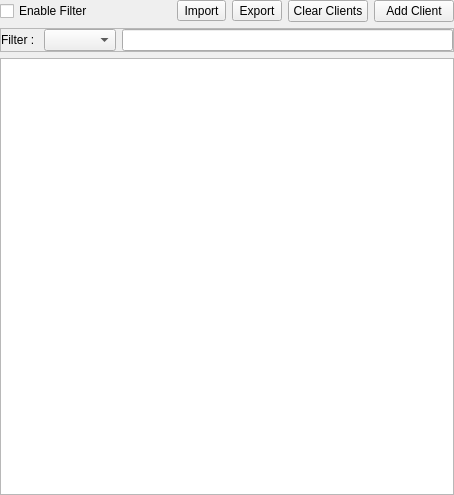
First picture: the form in src/widget/quamodbusclienttree.ui, repository juangburgos/QUaModbusClient, before the edit.
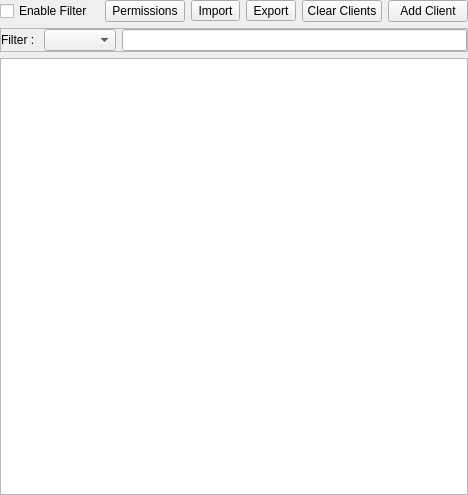
Second picture: the form after the edit.

Patch:
```diff
--- a/src/widget/quamodbusclienttree.ui
+++ b/src/widget/quamodbusclienttree.ui
@@ -26,7 +26,7 @@
    <property name="bottomMargin">
     <number>0</number>
    </property>
-   <item row="0" column="3">
+   <item row="0" column="4">
     <widget class="QToolButton" name="toolButtonExport">
      <property name="sizePolicy">
       <sizepolicy hsizetype="Fixed" vsizetype="Fixed">
@@ -48,7 +48,21 @@
      </property>
     </widget>
    </item>
-   <item row="1" column="0" colspan="6">
+   <item row="0" column="0">
+    <widget class="QCheckBox" name="checkBoxFilter">
+     <property name="text">
+      <string>Enable Filter</string>
+     </property>
+    </widget>
+   </item>
+   <item row="0" column="5">
+    <widget class="QPushButton" name="pushButtonClear">
+     <property name="text">
+      <string>Clear Clients</string>
+     </property>
+    </widget>
+   </item>
+   <item row="1" column="0" colspan="7">
     <widget class="QFrame" name="frameFilter">
      <property name="frameShape">
       <enum>QFrame::StyledPanel</enum>
@@ -85,24 +99,7 @@
      </layout>
     </widget>
    </item>
-   <item row="0" column="5">
-    <widget class="QPushButton" name="pushButtonAddClient">
-     <property name="toolTip">
-      <string>Add new Modbus client</string>
-     </property>
-     <property name="text">
-      <string>Add Client</string>
-     </property>
-    </widget>
-   </item>
-   <item row="0" column="0">
-    <widget class="QCheckBox" name="checkBoxFilter">
-     <property name="text">
-      <string>Enable Filter</string>
-     </property>
-    </widget>
-   </item>
-   <item row="0" column="2">
+   <item row="0" column="3">
     <widget class="QToolButton" name="toolButtonImport">
      <property name="sizePolicy">
       <sizepolicy hsizetype="Fixed" vsizetype="Fixed">
@@ -124,6 +121,19 @@
      </property>
     </widget>
    </item>
+   <item row="2" column="0" colspan="7">
+    <widget class="QTreeView" name="treeViewModbus"/>
+   </item>
+   <item row="0" column="6">
+    <widget class="QPushButton" name="pushButtonAddClient">
+     <property name="toolTip">
+      <string>Add new Modbus client</string>
+     </property>
+     <property name="text">
+      <string>Add Client</string>
+     </property>
+    </widget>
+   </item>
    <item row="0" column="1">
     <spacer name="horizontalSpacer">
      <property name="orientation">
@@ -137,13 +147,10 @@
      </property>
     </spacer>
    </item>
-   <item row="2" column="0" colspan="6">
-    <widget class="QTreeView" name="treeViewModbus"/>
-   </item>
-   <item row="0" column="4">
-    <widget class="QPushButton" name="pushButtonClear">
+   <item row="0" column="2">
+    <widget class="QPushButton" name="pushButtonPerms">
      <property name="text">
-      <string>Clear Clients</string>
+      <string>Permissions</string>
      </property>
     </widget>
    </item>
```
